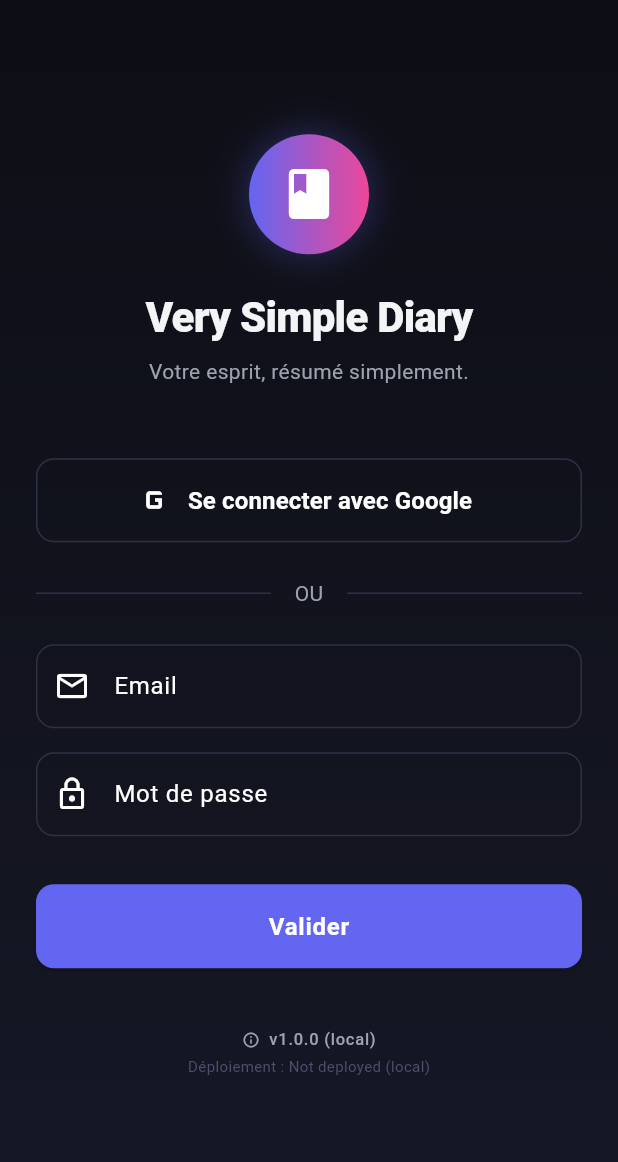
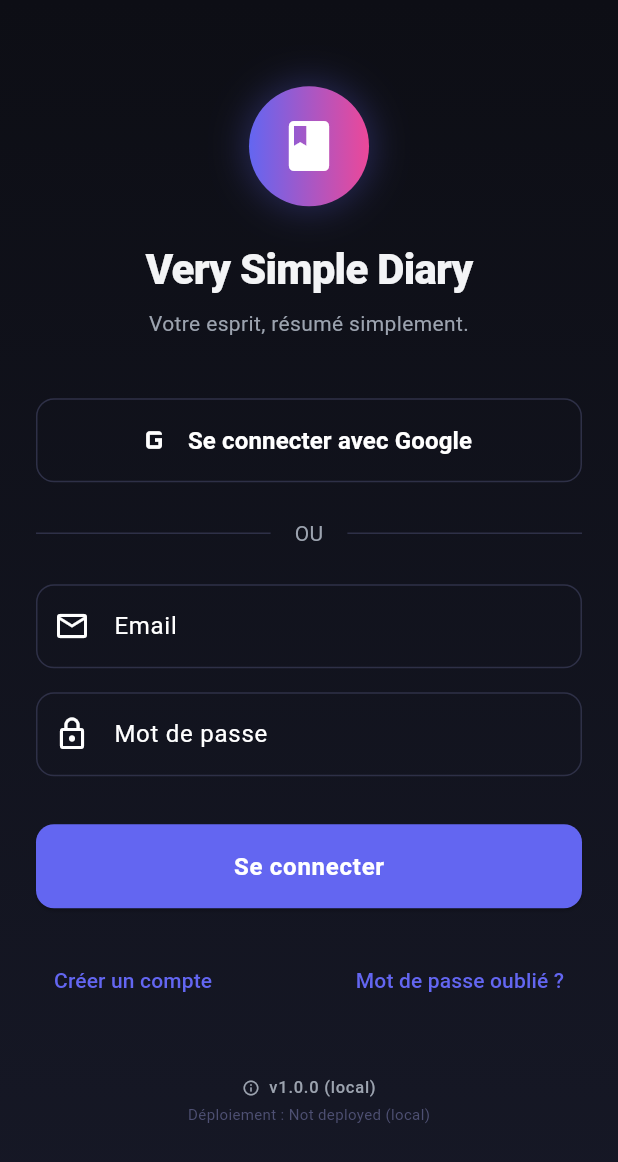
Before and after one commit to Stanworld80/VerySimpleDiary, a Flutter app: the screen it shows after launch, on a phone screen of 412 x 824 dp. Shown: the top 1162 px of the screen. Run offline on Flutter 3.47's test engine with Material 3 defaults, Android fonts, the phone set to English and light mode, and no system bars; our stand-ins replace cloud_firestore, drift, firebase_auth, firebase_core, flutter_riverpod, google_sign_in and 1 more; accounts and stored records are empty; generated files the repository leaves out were written again.

Commit message:
feat: implement user sign up and email password reset on LoginScreen

```diff
--- a/lib/features/auth/controller/auth_controller.dart
+++ b/lib/features/auth/controller/auth_controller.dart
@@ -25,6 +25,11 @@
     state = const AsyncValue.loading();
     state = await AsyncValue.guard(() => _authRepository.signInWithGoogle());
   }
+
+  Future<void> resetPassword(String email) async {
+    state = const AsyncValue.loading();
+    state = await AsyncValue.guard(() => _authRepository.sendPasswordResetEmail(email));
+  }
 }
 
 final authControllerProvider = StateNotifierProvider<AuthController, AsyncValue<void>>((ref) {
--- a/lib/features/auth/ui/login_screen.dart
+++ b/lib/features/auth/ui/login_screen.dart
@@ -11,24 +11,59 @@
   ConsumerState<LoginScreen> createState() => _LoginScreenState();
 }
 
+enum AuthMode { login, register, forgotPassword }
+
 class _LoginScreenState extends ConsumerState<LoginScreen> {
   final _formKey = GlobalKey<FormState>();
   final _emailController = TextEditingController();
   final _passwordController = TextEditingController();
+  final _confirmPasswordController = TextEditingController();
+  AuthMode _authMode = AuthMode.login;
 
   @override
   void dispose() {
     _emailController.dispose();
     _passwordController.dispose();
+    _confirmPasswordController.dispose();
     super.dispose();
   }
 
-  void _submit() {
+  void _submit() async {
     if (_formKey.currentState!.validate()) {
-      ref.read(authControllerProvider.notifier).login(
+      final notifier = ref.read(authControllerProvider.notifier);
+      if (_authMode == AuthMode.login) {
+        await notifier.login(
           _emailController.text.trim(),
           _passwordController.text.trim(),
         );
+      } else if (_authMode == AuthMode.register) {
+        if (_passwordController.text != _confirmPasswordController.text) {
+          ScaffoldMessenger.of(context).showSnackBar(
+            const SnackBar(
+              content: Text('Les mots de passe ne correspondent pas'),
+              backgroundColor: AppTheme.levelNegatif,
+            ),
+          );
+          return;
+        }
+        await notifier.register(
+          _emailController.text.trim(),
+          _passwordController.text.trim(),
+        );
+      } else if (_authMode == AuthMode.forgotPassword) {
+        await notifier.resetPassword(_emailController.text.trim());
+        if (mounted && !ref.read(authControllerProvider).hasError) {
+          ScaffoldMessenger.of(context).showSnackBar(
+            const SnackBar(
+              content: Text('E-mail de réinitialisation envoyé !'),
+              backgroundColor: AppTheme.levelOptimal,
+            ),
+          );
+          setState(() {
+            _authMode = AuthMode.login;
+          });
+        }
+      }
     }
   }
 
@@ -46,6 +81,16 @@
         );
       }
     });
+
+    String titleText = 'Very Simple Diary';
+    String subtitleText = 'Votre esprit, résumé simplement.';
+    if (_authMode == AuthMode.register) {
+      titleText = 'Créer un compte';
+      subtitleText = 'Rejoignez Very Simple Diary.';
+    } else if (_authMode == AuthMode.forgotPassword) {
+      titleText = 'Mot de passe oublié';
+      subtitleText = 'Saisissez votre e-mail pour recevoir un lien.';
+    }
 
     return Scaffold(
       body: Container(
@@ -93,19 +138,20 @@
                     ),
                     const SizedBox(height: 24),
                     Text(
-                      'Very Simple Diary',
+                      titleText,
                       style: Theme.of(context).textTheme.headlineMedium,
                       textAlign: TextAlign.center,
                     ),
                     const SizedBox(height: 8),
                     Text(
-                      'Votre esprit, résumé simplement.',
+                      subtitleText,
                       style: Theme.of(context).textTheme.bodyMedium,
                       textAlign: TextAlign.center,
                     ),
-                    const SizedBox(height: 48),
+                    const SizedBox(height: 40),
 
-                    // Google Login Button
+                    // Google Login Button (only in login mode)
+                    if (_authMode == AuthMode.login) ...[
                       OutlinedButton.icon(
                         style: OutlinedButton.styleFrom(
                           minimumSize: const Size.fromHeight(56),
@@ -127,9 +173,7 @@
                           ),
                         ),
                       ),
-
                       const SizedBox(height: 24),
-
                       const Row(
                         children: [
                           Expanded(child: Divider(color: Color(0xFF2E3047))),
@@ -140,8 +184,8 @@
                           Expanded(child: Divider(color: Color(0xFF2E3047))),
                         ],
                       ),
-
                       const SizedBox(height: 24),
+                    ],
 
                     // Form Fields
                     TextFormField(
@@ -164,6 +208,8 @@
                         return null;
                       },
                     ),
+
+                    if (_authMode != AuthMode.forgotPassword) ...[
                       const SizedBox(height: 16),
                       TextFormField(
                         controller: _passwordController,
@@ -185,6 +231,32 @@
                           return null;
                         },
                       ),
+                    ],
+
+                    if (_authMode == AuthMode.register) ...[
+                      const SizedBox(height: 16),
+                      TextFormField(
+                        controller: _confirmPasswordController,
+                        obscureText: true,
+                        decoration: InputDecoration(
+                          labelText: 'Confirmer le mot de passe',
+                          prefixIcon: const Icon(Icons.lock_outline),
+                          border: OutlineInputBorder(
+                            borderRadius: BorderRadius.circular(12),
+                            borderSide: const BorderSide(color: Color(0xFF2E3047)),
+                          ),
+                          enabledBorder: OutlineInputBorder(
+                            borderRadius: BorderRadius.circular(12),
+                            borderSide: const BorderSide(color: Color(0xFF2E3047)),
+                          ),
+                        ),
+                        validator: (value) {
+                          if (value == null || value.isEmpty) return 'Veuillez confirmer votre mot de passe';
+                          return null;
+                        },
+                      ),
+                    ],
+
                     const SizedBox(height: 32),
 
                     // Submit Button
@@ -192,8 +264,54 @@
                       onPressed: authState.isLoading ? null : _submit,
                       child: authState.isLoading
                           ? const CircularProgressIndicator(color: Colors.white)
-                          : const Text('Valider'),
+                          : Text(_authMode == AuthMode.login
+                              ? 'Se connecter'
+                              : _authMode == AuthMode.register
+                                  ? "S'inscrire"
+                                  : "Réinitialiser le mot de passe"),
                     ),
+                    const SizedBox(height: 24),
+
+                    // Mode Switcher Links
+                    if (_authMode == AuthMode.login) ...[
+                      Row(
+                        mainAxisAlignment: MainAxisAlignment.spaceBetween,
+                        children: [
+                          TextButton(
+                            onPressed: () {
+                              setState(() {
+                                _authMode = AuthMode.register;
+                                _formKey.currentState?.reset();
+                              });
+                            },
+                            child: const Text("Créer un compte"),
+                          ),
+                          TextButton(
+                            onPressed: () {
+                              setState(() {
+                                _authMode = AuthMode.forgotPassword;
+                                _formKey.currentState?.reset();
+                              });
+                            },
+                            child: const Text("Mot de passe oublié ?"),
+                          ),
+                        ],
+                      ),
+                    ] else ...[
+                      Center(
+                        child: TextButton(
+                          onPressed: () {
+                            setState(() {
+                              _authMode = AuthMode.login;
+                              _formKey.currentState?.reset();
+                            });
+                          },
+                          child: Text(_authMode == AuthMode.register
+                              ? "Déjà un compte ? Se connecter"
+                              : "Retour à la connexion"),
+                        ),
+                      ),
+                    ],
                     const SizedBox(height: 24),
                     const VersionFooter(),
                   ],
```
Also changed, not shown: lib/features/auth/repository/auth_repository.dart (+8 -0 lines). Lines whose indentation alone changed are shown as unchanged.
